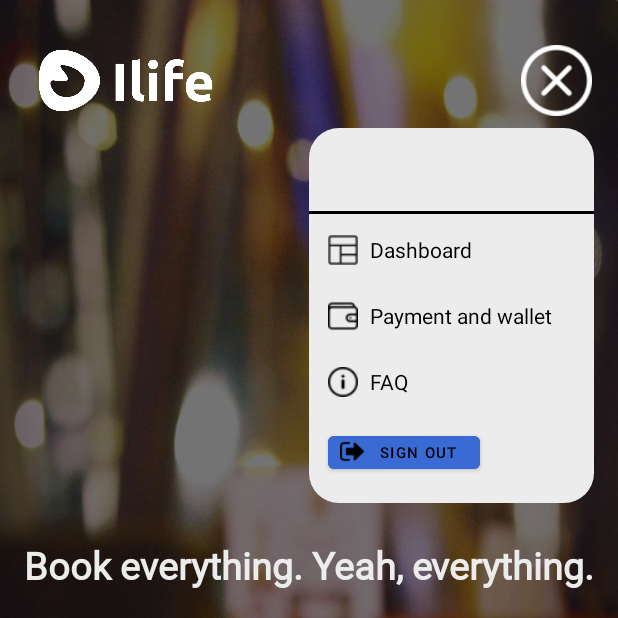
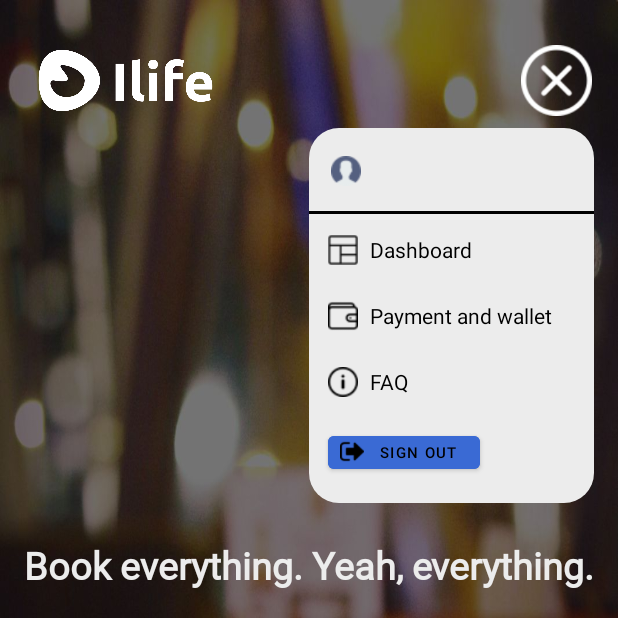
Before and after one commit to Kneza20/ILife_app, an Android app: the Home screen opened directly, with no data from a screen before it, after a tap on an icon or button, on a phone screen of 412 x 824 dp, the top half of it. Run offline under Robolectric (Android 15) with nearby library versions, the phone set to English and light mode, and no system bars; our stand-ins replace Picasso.

Commit message:
Commit 1.0

```diff
--- a/app/src/main/res/layout/activity_home.xml
+++ b/app/src/main/res/layout/activity_home.xml
@@ -238,7 +238,8 @@
             android:visibility="invisible"
             app:layout_constraintBottom_toBottomOf="@+id/tvNameSurn"
             app:layout_constraintEnd_toStartOf="@+id/tvNameSurn"
-            app:layout_constraintTop_toTopOf="@+id/tvNameSurn" />
+            app:layout_constraintTop_toTopOf="@+id/tvNameSurn"
+            app:srcCompat="@drawable/user"/>
 
         <TextView
             android:id="@+id/tvUnderline"
```
